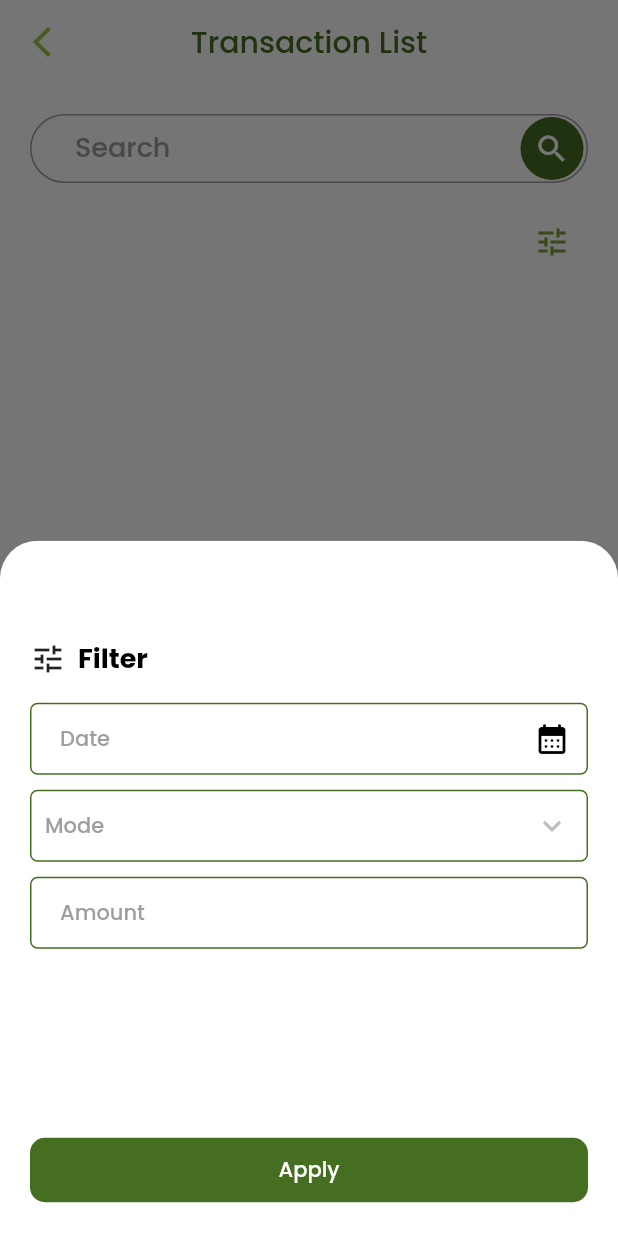
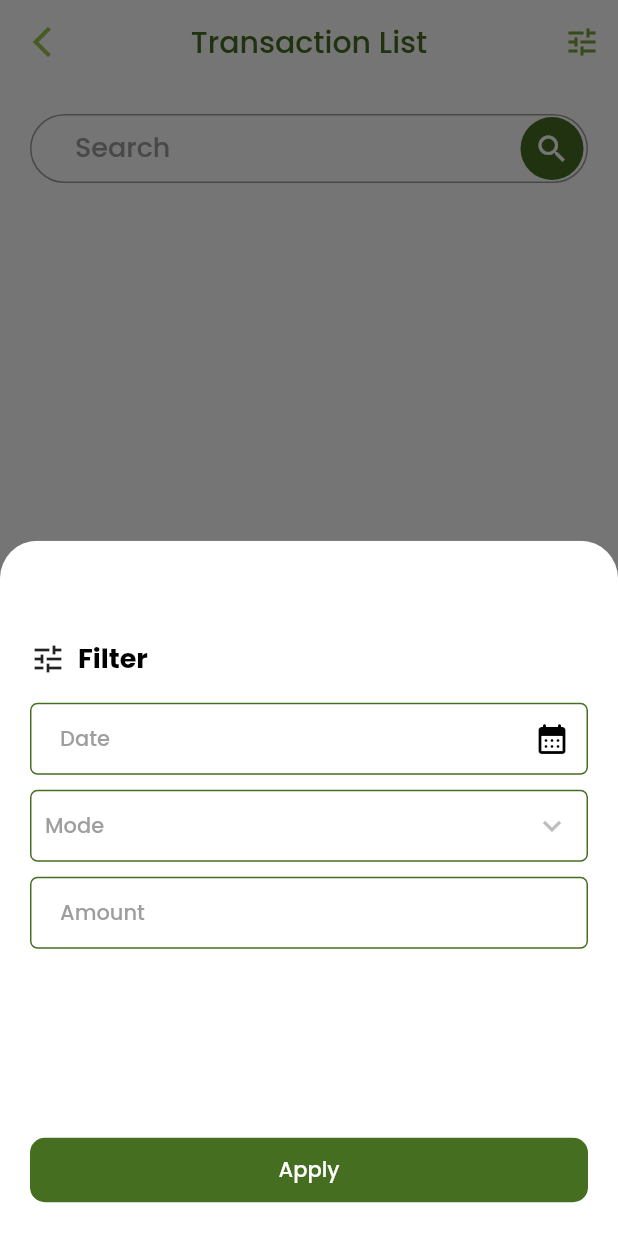
Before and after one commit to Acube-Innovation/Madathil-Mobile-App, a Flutter app: the TransactionList screen opened directly, after a tap on the "tune" icon, on a phone screen of 412 x 824 dp. Run offline on Flutter 3.47's test engine with Material 3 defaults, Android fonts, the phone set to English and light mode, and no system bars; our stand-ins replace cookie_jar, dio, dio_cookie_manager, flutter_screenutil, flutter_svg, fluttertoast and 5 more; missing offline and left inert: custom_date_range_picker, razorpay_flutter; accounts and stored records are empty; network calls fail.

Commit message:
payment and call minor changes, added user fieldfilter for call, relocated transaction filter icon to appbar, changed color of the toast, minor changes in payment viewmode

```diff
--- a/lib/view/screens/call_management/add_call_details_screen.dart
+++ b/lib/view/screens/call_management/add_call_details_screen.dart
@@ -523,8 +523,8 @@ class AddCallDetailsScreen extends StatelessWidget {
                                 Provider.of<CallViewModel>(context,
                                         listen: false)
                                     .fetchCallList();
-                                toast("Service Added Successfully", context,
-                                    isError: true);
+                                toast("Call Details Added Successfully", context,
+                                    isError: false);
                                 Navigator.pop(context);
                               } else {
                                 toast(cvm.errormsg, context);
@@ -533,7 +533,7 @@ class AddCallDetailsScreen extends StatelessWidget {
 
                             // Navigator.pop(context);
                           } else {
-                            toast("Required Field missing", context);
+                            toast("Required Field missing", context, isError: true);
                           }
                         },
                       ),
--- a/lib/view/screens/transactions/transaction_list.dart
+++ b/lib/view/screens/transactions/transaction_list.dart
@@ -24,17 +24,63 @@ class _TransactionListState extends State<TransactionList> {
   Widget build(BuildContext context) {
     // bool FilterOn = false;
     final paymentVm = Provider.of<PaymentViewmodel>(context, listen: false);
-    return Scaffold(
-      appBar: const CustomAppBar(title: "Transaction List"),
-      body: Consumer<PaymentViewmodel>(builder: (ctx, pvm, _) {
+    return Consumer<PaymentViewmodel>(builder: (ctx, pvm, _) {
       if (pvm.startFormatted != null && pvm.endFormatted != null) {
         formattedStartDate =
             DateFormat('dd/MM').format(DateTime.parse(pvm.startFormatted!));
         formattedEndDate =
             DateFormat('dd/MM').format(DateTime.parse(pvm.endFormatted!));
       }
-
-        return Padding(
+      return Scaffold(
+          appBar: CustomAppBar(
+            title: "Transaction List",
+            actions: [
+// paymentVm.filterOn == false ?
+              Row(
+                mainAxisAlignment: MainAxisAlignment.end,
+                children: [
+                  IconButton(
+                    onPressed: () {
+                      showModalBottomSheet(
+                          context: context,
+                          backgroundColor: AppColors.transparent,
+                          builder: (context) {
+                            return const TransactionFilterBottomSheet();
+                          });
+                    },
+                    icon: const Icon(
+                      Icons.tune,
+                      color: AppColors.territoryColor,
+                    ),
+                  ),
+                ],
+              )
+              // : IconButton(
+              //       onPressed: () {
+              //         // setState(() {
+              //         //   FilterOn = true;
+              //         // });
+              //         // showModalBottomSheet(
+              //         //     context: context,
+              //         //     backgroundColor: AppColors.transparent,
+              //         //     builder: (context) {
+              //         //       return const TransactionFilterBottomSheet();
+              //         //     });
+              //         pvm.filterOn = false;
+              //         pvm.amount = null;
+              //         pvm.paymentMode = null;
+              //         pvm.clearDateRange();
+              //         paymentVm.resetPaymentPagination();
+              //         paymentVm.fetchPaymentHistoryList();
+              //       },
+              //       icon: const Icon(
+              //         Icons.close,
+              //         color: AppColors.territoryColor,
+              //       ),
+              //     )
+            ],
+          ),
+          body: Padding(
             padding: const EdgeInsets.all(20.0),
             child: Column(
               children: [
@@ -44,6 +90,7 @@ class _TransactionListState extends State<TransactionList> {
                     controller: paymentVm.searchControllerPaymentHistory,
                     onChanged: (val) {
                       log(val);
+                      pvm.setSearchbool(true);
                     },
                     decoration: InputDecoration(
                       contentPadding: const EdgeInsets.only(left: 30),
@@ -53,7 +100,8 @@ class _TransactionListState extends State<TransactionList> {
                             shape: BoxShape.circle,
                             color: AppColors.primeryColor,
                           ),
-                        child: pvm.paymentSearchfn != null
+                          child: pvm.paymentSearchfn != null &&
+                                  pvm.searching == false
                               ? GestureDetector(
                                   onTap: () {
                                     paymentVm.clearSearchVal();
@@ -71,6 +119,7 @@ class _TransactionListState extends State<TransactionList> {
                                   onTap: () {
                                     paymentVm.setSearchValue(paymentVm
                                         .searchControllerPaymentHistory.text);
+                                    pvm.setSearchbool(false);
 
                                     paymentVm.resetPaymentPagination();
 
@@ -118,27 +167,8 @@ class _TransactionListState extends State<TransactionList> {
                 const SizedBox(
                   height: 15,
                 ),
-              pvm.filterOn == false
-                  ? Row(
-                      mainAxisAlignment: MainAxisAlignment.end,
-                      children: [
-                        IconButton(
-                          onPressed: () {
-                            showModalBottomSheet(
-                                context: context,
-                                backgroundColor: AppColors.transparent,
-                                builder: (context) {
-                                  return const TransactionFilterBottomSheet();
-                                });
-                          },
-                          icon: const Icon(
-                            Icons.tune,
-                            color: AppColors.territoryColor,
-                          ),
-                        )
-                      ],
-                    )
-                  : Row(
+                if (pvm.filterOn == true)
+                  Row(
                     mainAxisAlignment: MainAxisAlignment.spaceBetween,
                     children: [
                       Flexible(
@@ -268,29 +298,7 @@ class _TransactionListState extends State<TransactionList> {
                       ),
                       // pvm.filterOn == true
                       //     ?
-                        IconButton(
-                          onPressed: () {
-                            // setState(() {
-                            //   FilterOn = true;
-                            // });
-                            // showModalBottomSheet(
-                            //     context: context,
-                            //     backgroundColor: AppColors.transparent,
-                            //     builder: (context) {
-                            //       return const TransactionFilterBottomSheet();
-                            //     });
-                            pvm.filterOn = false;
-                            pvm.amount = null;
-                            pvm.paymentMode = null;
-                            pvm.clearDateRange();
-                            paymentVm.resetPaymentPagination();
-                            paymentVm.fetchPaymentHistoryList();
-                          },
-                          icon: const Icon(
-                            Icons.close,
-                            color: AppColors.territoryColor,
-                          ),
-                        )
+
                       // : IconButton(
                       //     onPressed: () {
                       //       // setState(() {
@@ -318,8 +326,7 @@ class _TransactionListState extends State<TransactionList> {
                 )
               ],
             ),
-        );
-      }),
-    );
+          ));
+    });
   }
 }
--- a/lib/view/screens/transactions/widgets/transaction_filter.dart
+++ b/lib/view/screens/transactions/widgets/transaction_filter.dart
@@ -86,6 +86,7 @@ class TransactionFilterBottomSheet extends StatelessWidget {
                     ),
                     CustomDropdown(
                       hint: 'Mode',
+                      selectedItem: pvm.paymentMode,
                       items: pvm.paymentModenames!,
                       onChanged: (String? value) {
                         mode = value;
@@ -96,7 +97,7 @@ class TransactionFilterBottomSheet extends StatelessWidget {
                     ),
                     CustomTextField(
                       hint: 'Amount',
-                      controller: amountController,
+                      controller: pvm.amountController,
                       hintcolor: AppColors.grey,
                       keyboardType: TextInputType.number,
                       // suffixIcon: Icon(
@@ -115,8 +116,8 @@ class TransactionFilterBottomSheet extends StatelessWidget {
                         //       paymentVm.endFormatted != null) {
                         Navigator.pop(context);
                         paymentVm.filterOn = true;
-                        amountController.text.isNotEmpty
-                            ? paymentVm.amount = int.parse(amountController.text)
+                        pvm.amountController.text.isNotEmpty
+                            ? paymentVm.amount = int.parse(pvm.amountController.text)
                             : null;
                         mode != null ? paymentVm.paymentMode = mode : null;
                         paymentVm.resetPaymentPagination();
--- a/lib/view/screens/transactions/widgets/transaction_item.dart
+++ b/lib/view/screens/transactions/widgets/transaction_item.dart
@@ -20,6 +20,7 @@ class _TransactionItemState extends State<TransactionItem> {
   void initState() {
     WidgetsBinding.instance.addPostFrameCallback((_) async {
       Provider.of<PaymentViewmodel>(context, listen: false).clearFilter('all');
+      Provider.of<PaymentViewmodel>(context, listen: false).clearSearchVal();
       Provider.of<PaymentViewmodel>(context, listen: false)
           .resetPaymentPagination();
       Provider.of<PaymentViewmodel>(context, listen: false)
--- a/lib/viewmodel/call_viewmodel.dart
+++ b/lib/viewmodel/call_viewmodel.dart
@@ -3,6 +3,7 @@ import 'dart:developer';
 
 import 'package:flutter/material.dart';
 import 'package:intl/intl.dart';
+import 'package:madathil/constants.dart';
 import 'package:madathil/model/model_class/api_response_model/call_details_response.dart';
 import 'package:madathil/model/model_class/api_response_model/call_list_response.dart';
 import 'package:madathil/model/model_class/api_response_model/create_call_response.dart';
@@ -76,6 +77,7 @@ class CallViewModel extends ChangeNotifier {
       notifyListeners();
       Map<String, dynamic> filters = {
         "customer": ["like", callSearchfn != null ? "$callSearchfn%" : "%"],
+        "user": username
       };
 
       // Only add "posting_date" filter if start and end dates are provided
@@ -524,6 +526,7 @@ class CallViewModel extends ChangeNotifier {
 
       var response = await apiRepository.createCall(data: {
         "customer": customerName,
+        "user": username,
         "called_number": customerNumber,
         "caller_number": "9632587410",
         "called_date": calledDate,
--- a/lib/viewmodel/payment_viewmodel.dart
+++ b/lib/viewmodel/payment_viewmodel.dart
@@ -3,6 +3,7 @@ import 'dart:developer';
 
 import 'package:flutter/material.dart';
 import 'package:intl/intl.dart';
+import 'package:madathil/constants.dart';
 import 'package:madathil/model/model_class/api_response_model/call_list_response.dart';
 import 'package:madathil/model/model_class/api_response_model/payment_details_response.dart';
 import 'package:madathil/model/model_class/api_response_model/payment_history_response.dart';
@@ -27,7 +28,9 @@ class PaymentViewmodel extends ChangeNotifier {
   TextEditingController searchControllerPaymentHistory =
       TextEditingController();
   TextEditingController dobController = TextEditingController();
+  TextEditingController amountController = TextEditingController();
   bool filterOn = false;
+  bool searching = false;
 
   String? paymentSearchfn;
 
@@ -56,6 +59,11 @@ class PaymentViewmodel extends ChangeNotifier {
     notifyListeners();
   }
 
+  void setSearchbool(bool value) {
+    searching = value;
+    notifyListeners();
+  }
+
   clearSearchVal() {
     paymentSearchfn = null;
     searchControllerPaymentHistory.clear();
@@ -78,7 +86,11 @@ class PaymentViewmodel extends ChangeNotifier {
       isLoading = true;
       notifyListeners();
       Map<String, dynamic> filters = {
-        "party": ["like", paymentSearchfn != null ? "$paymentSearchfn%" : "%"],
+        "party": [
+          "like",
+          paymentSearchfn != null ? "%${paymentSearchfn?.trim()}%" : "%"
+        ],
+        // "user": username,
       };
 
       // Only add "posting_date" filter if start and end dates are provided
@@ -222,6 +234,7 @@ class PaymentViewmodel extends ChangeNotifier {
     paymentCurrentPage = 0;
     _paginationclosing = false;
     paymentReachLength = false;
+    searching = false;
     notifyListeners();
   }
 
@@ -239,6 +252,7 @@ class PaymentViewmodel extends ChangeNotifier {
       paymentMode = null;
     } else if (filter == "amount") {
       amount = null;
+      amountController.clear();
     } else if (filter == 'date') {
       // _start = null;
       // _end = null;
@@ -251,6 +265,7 @@ class PaymentViewmodel extends ChangeNotifier {
       startFormatted = null;
       endFormatted = null;
       dobController.clear();
+      amountController.clear();
     }
     if (paymentMode == null &&
         amount == null &&
@@ -344,5 +359,4 @@ class PaymentViewmodel extends ChangeNotifier {
       return [];
     }
   }
-
 }
```
Also changed, not shown: lib/view/screens/call_management/call_details_screen.dart (+4 -4 lines). Lines whose indentation alone changed are shown as unchanged.
